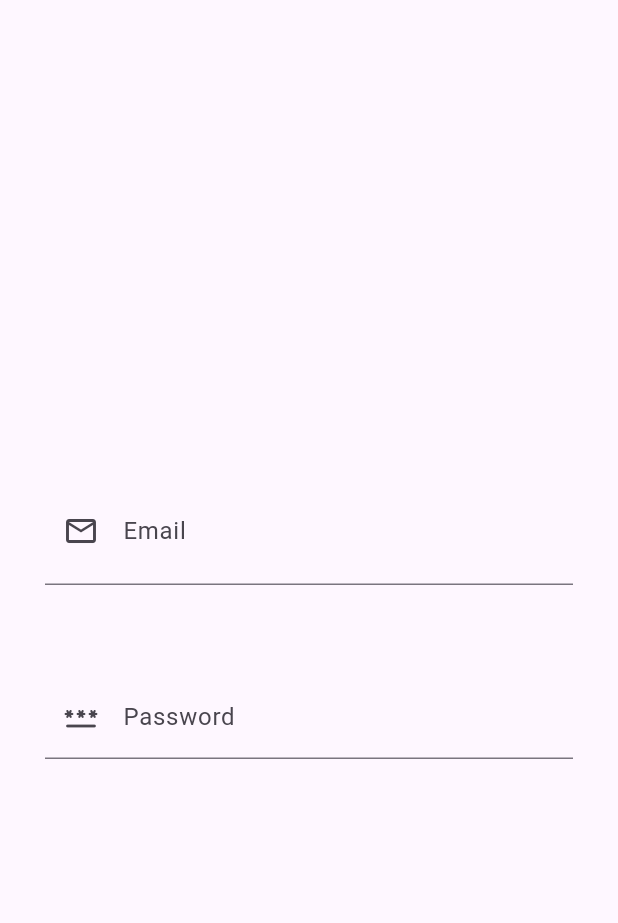
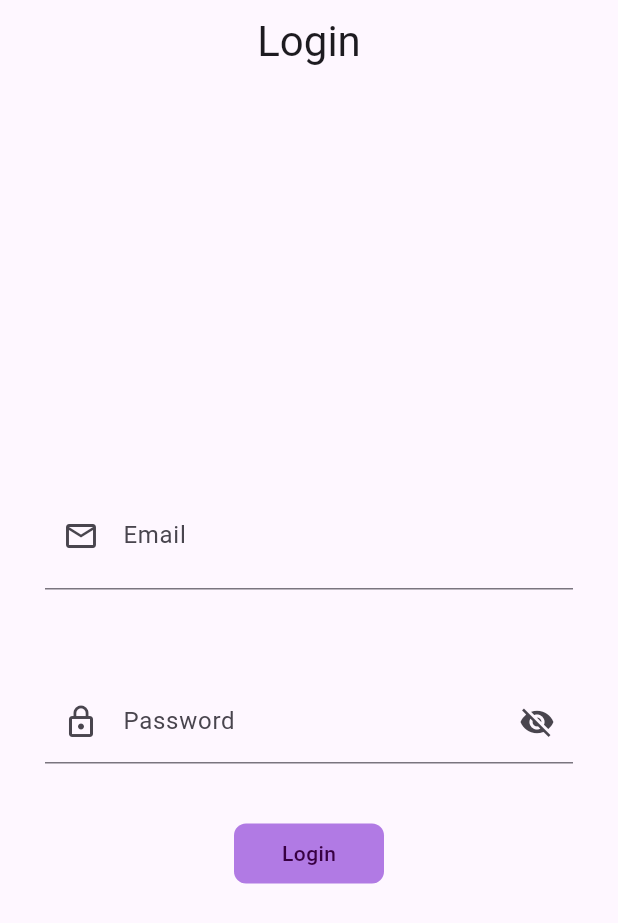
Before and after one commit to teotia-codes/flutter_mvvm, a Flutter app: the screen it shows after launch, on a phone screen of 412 x 824 dp. Shown: the top 923 px of the screen. Run offline on Flutter 3.47's test engine with Material 3 defaults, Android fonts, the phone set to English and light mode, and no system bars; our stand-ins replace another_flushbar.

Commit message:
login page done

```diff
--- /dev/null
+++ b/lib/res/components/round_button.dart
@@ -0,0 +1,27 @@
+import 'package:flutter/material.dart';
+
+class RoundButton extends StatelessWidget {
+  const RoundButton({super.key, required this.title, this.loading = false, required this.onPress});
+final String title;
+final bool loading;
+final VoidCallback onPress;
+  @override
+  Widget build(BuildContext context) {
+    return InkWell(
+      onTap: onPress,
+      child: Container(
+        height: 40,
+        width: 100,
+        decoration: BoxDecoration(color:const  Color.fromARGB(255, 177, 122, 228),
+        borderRadius: BorderRadius.circular(8)),
+        child: Center(child: Text(title,
+        style:const  TextStyle(fontWeight: FontWeight.w500,
+        color:  Color.fromARGB(255, 56, 0, 66)
+
+        )
+        ,)
+        ),
+      ),
+    );
+  }
+}
--- a/lib/utils/utils.dart
+++ b/lib/utils/utils.dart
@@ -26,4 +26,9 @@ class Utils {
    )..show(context),
    ) ;
 }
+
+static fieldFocus(BuildContext context,FocusNode current , FocusNode next ){
+  current.unfocus();
+ FocusScope.of(context).requestFocus(next);
 }
+}
--- a/lib/view/login.dart
+++ b/lib/view/login.dart
@@ -1,4 +1,6 @@
 import 'package:flutter/material.dart';
+import 'package:flutter_mvvm/res/components/round_button.dart';
+import 'package:flutter_mvvm/utils/utils.dart';
 
 class LoginScreen extends StatefulWidget {
   const LoginScreen({super.key});
@@ -10,17 +12,27 @@ class LoginScreen extends StatefulWidget {
 class  LoginScreenState extends State <LoginScreen> {
  TextEditingController email = TextEditingController();
  TextEditingController pass = TextEditingController();
-
+ FocusNode emailf = FocusNode();
+ FocusNode passf = FocusNode();
+ ValueNotifier<bool> obscureText = ValueNotifier<bool>(true);
   @override
   Widget build(BuildContext context) {
 return Scaffold(
+  appBar: AppBar(
+    title: const Text('Login',style: TextStyle(fontWeight: FontWeight.w400,
+    fontSize: 28),),
+    centerTitle: true,
+    backgroundColor: Colors.transparent,
+  ),
   body: Column(
     mainAxisAlignment: MainAxisAlignment.center,
+    crossAxisAlignment: CrossAxisAlignment.center,
 children: [
   Padding(
     padding: const EdgeInsets.all(30.0),
     child: TextFormField(
       controller: email,
+      focusNode: emailf,
       decoration: const InputDecoration(
         contentPadding: EdgeInsets.all(16),
         labelText: "Email",
@@ -28,21 +40,55 @@ children: [
         prefixIcon: Icon(Icons.email_outlined)
 
       ),
+      keyboardType: TextInputType.emailAddress,
+      onFieldSubmitted: (value) {
+        Utils.fieldFocus(context, emailf, passf);
+      },
     ),
   ),
 
-  Padding(
-    padding: const EdgeInsets.all(30.0),
-    child: TextFormField(
-      controller: email,
-      decoration: const  InputDecoration(
-        labelText: "Password",
-        focusColor: Colors.black,
-        prefixIcon: Icon(Icons.password_rounded)
+  ValueListenableBuilder(
+    valueListenable: obscureText,
+    builder: (context, value, child) {
+      return  Padding(
+      padding: const EdgeInsets.all(30.0),
+      child: TextFormField(
+        focusNode: passf,
+        controller: pass,
+        obscureText: obscureText.value,
+        decoration:  InputDecoration(
+          labelText: "Password",
+          focusColor: Colors.black,
+          prefixIcon: Icon(Icons.lock_outline),
+          suffixIcon: InkWell(
+            onTap: (){
+              obscureText.value = !obscureText.value;
+            },
+            child: obscureText.value ? const Icon(Icons.visibility_off) : const Icon(Icons.visibility)),
 
+        ),
       ),
-    ),
-  )
+    );
+    },
+  ),
+const SizedBox(height: 10,),
+RoundButton(title: 'Login', onPress: (){
+if(email.text.isEmpty){
+  Utils.flushBarErrorMessage('Please enter email', context);
+}
+
+else if(pass.text.isEmpty){
+  Utils.flushBarErrorMessage('Please enter pass', context);
+}
+
+else if(pass.text.length <6){
+  Utils.flushBarErrorMessage('Please enter 6 digit pass', context);
+}
+else{
+
+}
+})
+
 ],
   ),
 );
```
Also changed, not shown: lib/res/components/color.dart (added), 1 other file.
